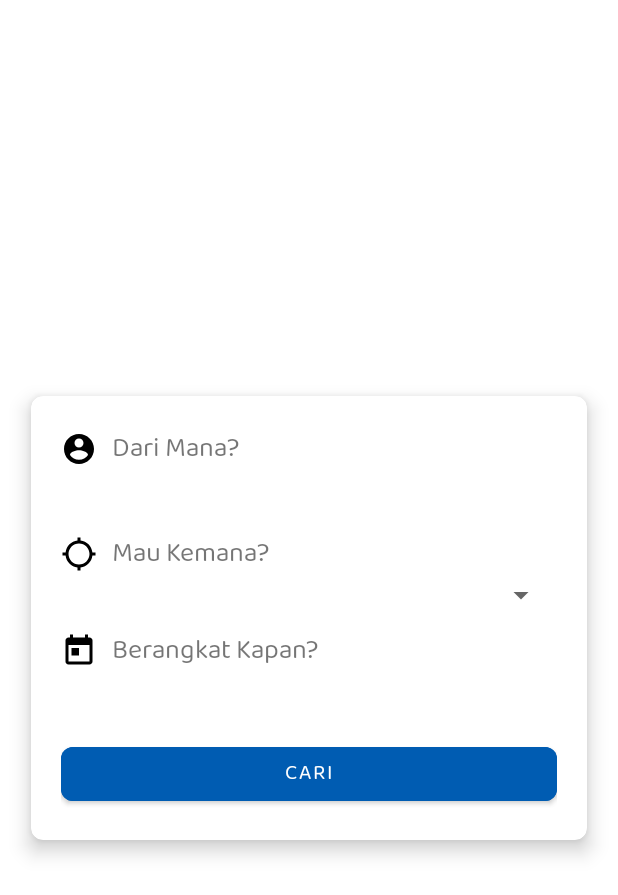
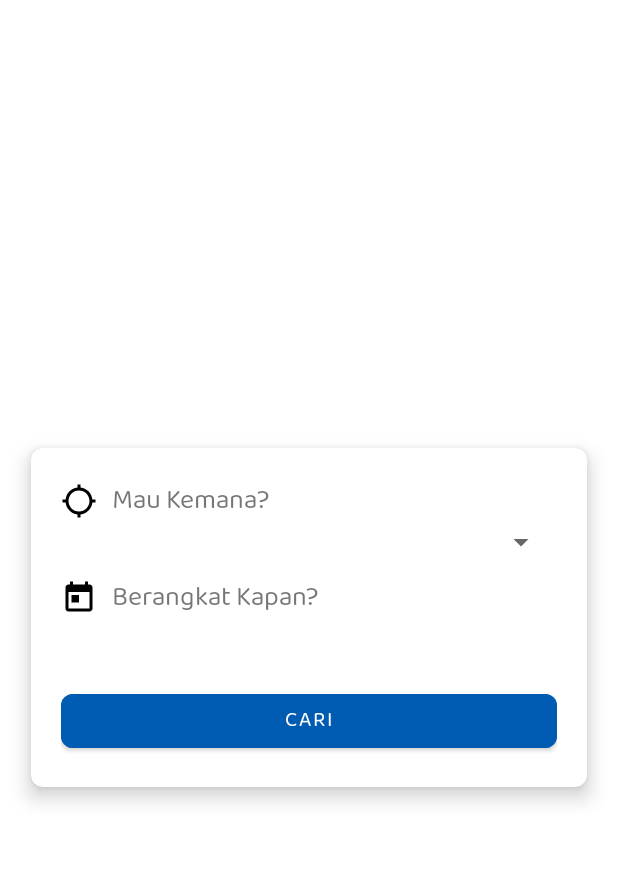
Before and after one commit to HelfanzaNanda/travelme-mobile, an Android app: the layout fragment_destination_other.xml on its own in the app's theme, with its tools: preview values and no code run, on a phone screen of 412 x 824 dp. Shown: the top 895 px of the screen. Run offline under Robolectric (Android 15) with nearby library versions, the phone set to English and light mode, and no system bars.

Commit message:
finish order to main

```diff
--- a/app/src/main/java/com/travelme/customer/activities/order_activity/OrderActivity.kt
+++ b/app/src/main/java/com/travelme/customer/activities/order_activity/OrderActivity.kt
@@ -10,6 +10,7 @@ import android.widget.Toast
 import androidx.appcompat.app.AppCompatActivity
 import androidx.lifecycle.Observer
 import com.travelme.customer.R
+import com.travelme.customer.activities.MainActivity
 import com.travelme.customer.activities.maps_activity.MapsActivity
 import com.travelme.customer.activities.maps_activity.ResultMaps
 import com.travelme.customer.extensions.notfocusable
@@ -49,7 +50,6 @@ class OrderActivity : AppCompatActivity() {
         et_destination_location.setOnClickListener {
             startActivityForResult(Intent(this@OrderActivity, MapsActivity::class.java), REQUEST_CODE_DESTINATION_LOCATION)
         }
-        //tv_destination_location.setOnClickListener { startActivity(Intent(this@OrderActivity, MapsActivity::class.java)) }
     }
 
     @SuppressLint("SetTextI18n")
@@ -103,7 +103,7 @@ class OrderActivity : AppCompatActivity() {
             setMessage(message)
             setPositiveButton("paham") { dialog, _ ->
                 dialog.dismiss()
-                finish()
+                startActivity(Intent(this@OrderActivity, MainActivity::class.java))
             }
         }.show()
     }
--- a/app/src/main/java/com/travelme/customer/adapters/HourAdapter.kt
+++ b/app/src/main/java/com/travelme/customer/adapters/HourAdapter.kt
@@ -1,5 +1,6 @@
 package com.travelme.customer.adapters
 
+import android.annotation.SuppressLint
 import android.content.Context
 import android.content.Intent
 import android.view.LayoutInflater
@@ -24,9 +25,10 @@ class HourAdapter (private var hours: MutableList<HourOfDeparture>, private var
     override fun onBindViewHolder(holder: ViewHolder, position: Int) =holder.bind(hours[position], myOnClickListener)
 
     class ViewHolder(itemView : View) : RecyclerView.ViewHolder(itemView){
+        @SuppressLint("SetTextI18n")
         fun bind(hour : HourOfDeparture, myOnClickListener: MyOnClickListener){
             with(itemView){
-                txt_hour.text = hour.hour
+                txt_hour.text = "${hour.hour} WIB"
                 setOnClickListener {
                     myOnClickListener.click(hour.hour!!)
                 }
--- a/app/src/main/java/com/travelme/customer/adapters/MyOrderAdapter.kt
+++ b/app/src/main/java/com/travelme/customer/adapters/MyOrderAdapter.kt
@@ -41,10 +41,10 @@ class MyOrderAdapter (private var orders : MutableList<Order>,
         @SuppressLint("SetTextI18n")
         fun bind(order: Order, context: Context, orderFragmentViewModel: OrderFragmentViewModel){
             with(itemView){
-                tv_order_id.text = order.order_id
+                tv_order_id.text = "id : ${order.order_id}"
                 tv_name_owner.text = order.owner.business_name
-                tv_hour.text = "${order.hour} WIB"
-                tv_date.text = order.date
+                tv_hour.text = "Jam : ${order.hour} WIB"
+                tv_date.text = "Tanggal : ${order.date}"
                 tv_destination.text = "${order.departure.from} -> ${order.departure.destination}"
                 tv_price.text = Constants.setToIDR(order.total_price!!)
                 tv_total_seat.text = "${order.total_seat} Kursi"
--- a/app/src/main/java/com/travelme/customer/fragments/home_fragment/destination_other_fragment/DestinationOtherViewModel.kt
+++ b/app/src/main/java/com/travelme/customer/fragments/home_fragment/destination_other_fragment/DestinationOtherViewModel.kt
@@ -24,7 +24,7 @@ class DestinationOtherViewModel (private val ownerRepository: OwnerRepository) :
 
     fun domicile(){
         setLoading()
-        ownerRepository.domicile(){listOwner, error->
+        ownerRepository.domicileForDestinationOther{listOwner, error->
             hideLoading()
             error?.let { it.message?.let { message->toast(message) } }
             listOwner?.let { owners.postValue(it) }
@@ -36,6 +36,6 @@ class DestinationOtherViewModel (private val ownerRepository: OwnerRepository) :
 }
 
 sealed class DestinationOtherState{
-    data class IsLoading(var state: Boolean = false) : DestinationOtherState()
+    data class IsLoading(var state : Boolean = false) : DestinationOtherState()
     data class ShowToast(var message: String) : DestinationOtherState()
 }
--- a/app/src/main/java/com/travelme/customer/fragments/home_fragment/destination_tegal_fragment/DestinationTegalViewModel.kt
+++ b/app/src/main/java/com/travelme/customer/fragments/home_fragment/destination_tegal_fragment/DestinationTegalViewModel.kt
@@ -24,7 +24,7 @@ class DestinationTegalViewModel (private val ownerRepository: OwnerRepository) :
 
     fun domicile(){
         setLoading()
-        ownerRepository.domicile(){listOwner, error->
+        ownerRepository.domicileForDestinationTegal{listOwner, error->
             hideLoading()
             error?.let { it.message?.let { message->toast(message) } }
             listOwner?.let { owners.postValue(it) }
--- a/app/src/main/java/com/travelme/customer/fragments/order_fragment/OrderFragment.kt
+++ b/app/src/main/java/com/travelme/customer/fragments/order_fragment/OrderFragment.kt
@@ -20,8 +20,8 @@ import org.koin.androidx.viewmodel.ext.android.viewModel
 
 class OrderFragment : Fragment(R.layout.fragment_order){
     private val orderFragmentViewModel : OrderFragmentViewModel by viewModel()
+
     override fun onViewCreated(view: View, savedInstanceState: Bundle?) {
-
         if (isLoggedIn()){
             view.rv_my_order.apply {
                 layoutManager = LinearLayoutManager(activity)
--- a/app/src/main/java/com/travelme/customer/repositories/UserRepository.kt
+++ b/app/src/main/java/com/travelme/customer/repositories/UserRepository.kt
@@ -21,10 +21,10 @@ class UserRepository (private val api : ApiService){
                         val token = body.data!!.token
                         result(token, null)
                     }else{
-                        result(null, Error("tidak dapat login"))
+                        result(null, Error("tidak dapat login. pastikan email dan password benar dan sudah di verifikasi"))
                     }
                 }else{
-                    result(null, Error(response.message()))
+                    result(null, Error("login gagal"))
                 }
             }
 
--- a/app/src/main/res/layout/activity_hour.xml
+++ b/app/src/main/res/layout/activity_hour.xml
@@ -35,7 +35,7 @@
         android:layout_marginBottom="20dp"/>
 
     <androidx.recyclerview.widget.RecyclerView
-        android:layout_below="@id/tv_pilih_jam"
+        android:layout_centerInParent="true"
         android:id="@+id/rv_hour"
         android:layout_width="match_parent"
         android:layout_height="wrap_content"/>
--- a/app/src/main/res/layout/fragment_destination_other.xml
+++ b/app/src/main/res/layout/fragment_destination_other.xml
@@ -22,35 +22,6 @@
             android:layout_height="wrap_content"
             android:layout_margin="20dp"
             android:orientation="vertical">
-
-
-            <LinearLayout
-                android:layout_width="match_parent"
-                android:layout_height="wrap_content"
-                android:orientation="horizontal">
-
-                <ImageView
-                    android:layout_width="wrap_content"
-                    android:layout_height="wrap_content"
-                    android:layout_gravity="center"
-                    android:layout_marginEnd="10dp"
-                    android:src="@drawable/ic_account_circle" />
-
-                <TextView
-                    android:layout_width="match_parent"
-                    android:layout_height="wrap_content"
-                    android:text="Dari Mana?"
-                    android:textSize="18sp" />
-
-            </LinearLayout>
-
-            <TextView
-                android:layout_marginStart="36dp"
-                android:layout_marginBottom="10dp"
-                android:id="@+id/txt_from"
-                android:layout_width="match_parent"
-                android:layout_height="wrap_content"
-                android:textSize="18sp" />
 
             <LinearLayout
                 android:layout_width="match_parent"
@@ -127,9 +98,8 @@
 
 
     <ProgressBar
-        android:visibility="gone"
         android:layout_centerInParent="true"
-        android:id="@+id/pb_home"
+        android:id="@+id/pb_destination_other"
         android:layout_width="match_parent"
         android:layout_height="wrap_content"/>
 
--- a/app/src/main/res/layout/item_my_order.xml
+++ b/app/src/main/res/layout/item_my_order.xml
@@ -1,6 +1,8 @@
 <?xml version="1.0" encoding="utf-8"?>
 <com.google.android.material.card.MaterialCardView
-    android:layout_margin="10dp"
+    android:layout_marginBottom="4dp"
+    android:layout_marginStart="10dp"
+    android:layout_marginEnd="10dp"
     app:cardCornerRadius="8dp"
     app:cardElevation="8dp"
     android:elevation="2dp"
--- a/app/src/main/res/layout/item_notification.xml
+++ b/app/src/main/res/layout/item_notification.xml
@@ -4,7 +4,7 @@
     xmlns:tools="http://schemas.android.com/tools"
     android:orientation="vertical"
     android:layout_width="match_parent"
-    app:cardUseCompatPadding="true"
+    android:layout_marginBottom="4dp"
     android:layout_marginStart="5dp"
     android:layout_marginEnd="5dp"
     app:cardCornerRadius="8dp"
```
Also changed, not shown: app/src/main/java/com/travelme/customer/adapters/OwnerAdapter.kt (+9 -22 lines), app/src/main/java/com/travelme/customer/fragments/home_fragment/destination_other_fragment/DestinationOtherFragment.kt (+7 -22 lines), app/src/main/java/com/travelme/customer/fragments/home_fragment/destination_tegal_fragment/DestinationTegalFragment.kt (+7 -4 lines), app/src/main/java/com/travelme/customer/repositories/OwnerRepository.kt (+23 -1 lines), app/src/main/java/com/travelme/customer/utilities/Constants.kt (+16 -0 lines), app/src/main/res/layout/fragment_destination_tegal.xml (+1 -30 lines), app/src/main/res/layout/item_hour_owner.xml (+0 -11 lines).
